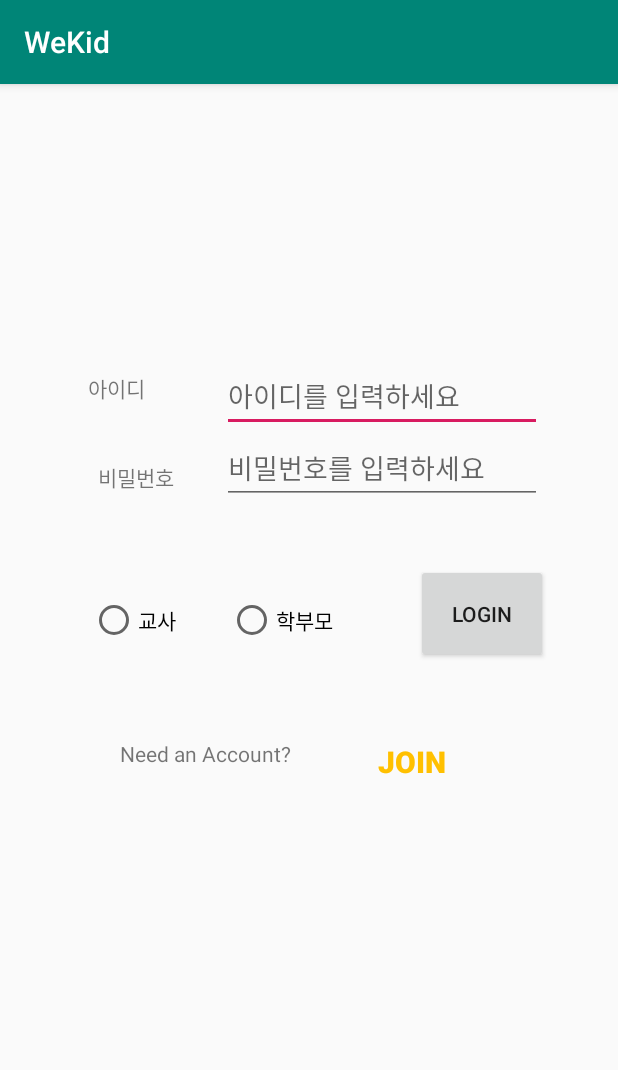
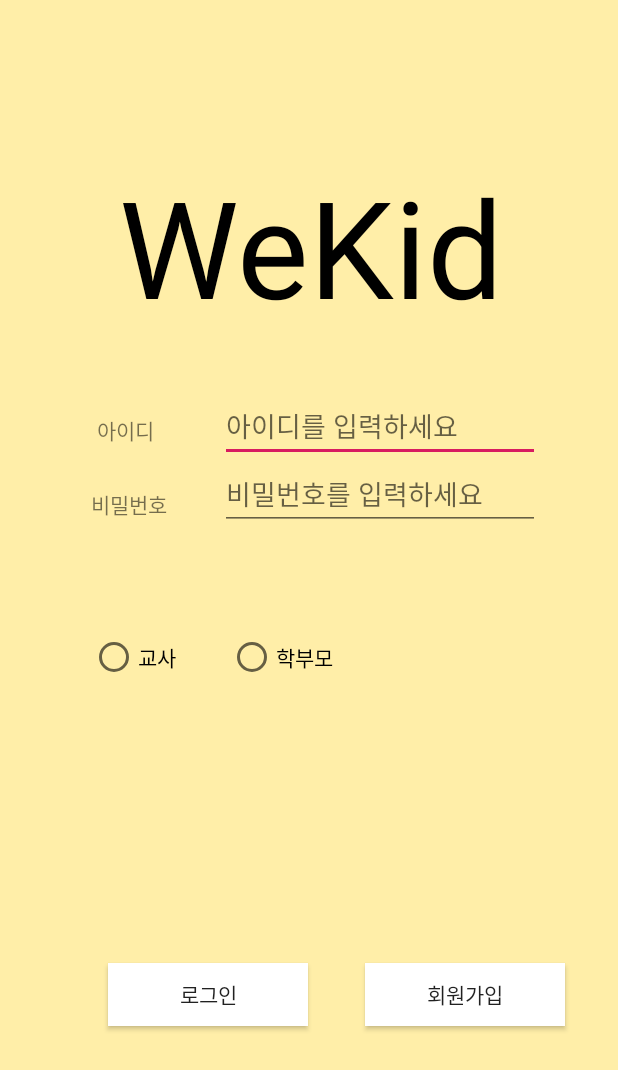
Before and after one commit to baeseungyeon/WeKidAppProject, an Android app: the screen it shows after launch (MainActivity), on a phone screen of 412 x 824 dp. Shown: the top 1070 px of the screen. Run offline under Robolectric (Android 15) with nearby library versions, the phone set to English and light mode, and no system bars.

```diff
--- a/app/build.gradle
+++ b/app/build.gradle
@@ -35,7 +35,7 @@ dependencies {
     }
     implementation 'com.google.firebase:firebase-core:16.0.8'
     implementation 'com.google.firebase:firebase-database:16.1.0'
-    implementation'com.google.firebase:firebase-auth:16.1.0'
+    implementation 'com.google.firebase:firebase-auth:16.1.0'
     testImplementation 'junit:junit:4.12'
     androidTestImplementation 'com.android.support.test:runner:1.0.2'
     androidTestImplementation 'com.android.support.test.espresso:espresso-core:3.0.2'
--- a/app/src/main/AndroidManifest.xml
+++ b/app/src/main/AndroidManifest.xml
@@ -12,9 +12,9 @@
         android:supportsRtl="true"
         android:theme="@style/AppTheme"
         android:usesCleartextTraffic="true">
-        <activity android:name=".StartActivity"></activity>
-        <activity android:name=".ChatDTO" />
-        <activity android:name=".ChatActivity" />
+        <activity android:name=".ChatRoomActivity"/>
+        <activity android:name=".ChatListActivity" />
+        <activity android:name=".StartActivity" />
         <activity android:name=".BusActivity" />
         <activity android:name=".ParentsHomeActivity" />
         <activity android:name=".TeacherHomeActivity" />
--- a/app/src/main/java/com/example/wekid/ChatDTO.java
+++ b/app/src/main/java/com/example/wekid/ChatDTO.java
@@ -9,6 +9,7 @@ public class ChatDTO {
     private String message;
 
     public ChatDTO() {}
+
     public ChatDTO(String userName, String message) {
         this.userName = userName;
         this.message = message;
--- a/app/src/main/java/com/example/wekid/ChatActivity.java
+++ b/app/src/main/java/com/example/wekid/ChatRoomActivity.java
@@ -16,7 +16,7 @@ import com.google.firebase.database.DatabaseError;
 import com.google.firebase.database.DatabaseReference;
 import com.google.firebase.database.FirebaseDatabase;
 
-public class ChatActivity extends AppCompatActivity {
+public class ChatRoomActivity extends AppCompatActivity {
 
     private String CHAT_NAME;
     private String USER_NAME;
@@ -31,7 +31,7 @@ public class ChatActivity extends AppCompatActivity {
     @Override
     protected void onCreate(Bundle savedInstanceState) {
         super.onCreate(savedInstanceState);
-        setContentView(R.layout.activity_chat);
+        setContentView(R.layout.activity_chat_room);
 
         // 위젯 ID 참조
         chat_view = (ListView) findViewById(R.id.chat_view);
--- a/app/src/main/java/com/example/wekid/StartActivity.java
+++ b/app/src/main/java/com/example/wekid/StartActivity.java
@@ -41,7 +41,7 @@ public class StartActivity extends AppCompatActivity {
                 if (user_edit.getText().toString().equals("") || user_chat.getText().toString().equals(""))
                     return;
 
-                Intent intent = new Intent(StartActivity.this, ChatActivity.class);
+                Intent intent = new Intent(StartActivity.this, ChatRoomActivity.class);
                 intent.putExtra("chatName", user_chat.getText().toString());
                 intent.putExtra("userName", user_edit.getText().toString());
                 startActivity(intent);
--- a/app/src/main/res/layout/activity_chat.xml
+++ b/app/src/main/res/layout/activity_chat_room.xml
@@ -4,7 +4,7 @@
     xmlns:tools="http://schemas.android.com/tools"
     android:layout_width="match_parent"
     android:layout_height="match_parent"
-    tools:context="com.example.wekid.ChatActivity">
+    tools:context="com.example.wekid.ChatRoomActivity">
 
 
     <LinearLayout
--- a/app/src/main/res/layout/activity_main.xml
+++ b/app/src/main/res/layout/activity_main.xml
@@ -4,32 +4,39 @@
     xmlns:tools="http://schemas.android.com/tools"
     android:layout_width="match_parent"
     android:layout_height="match_parent"
+    android:background="#FFEEA8"
     tools:context=".MainActivity">
 
     <EditText
         android:id="@+id/inputId"
         android:layout_width="wrap_content"
         android:layout_height="wrap_content"
-        android:layout_marginTop="184dp"
-        android:layout_marginEnd="4dp"
-        android:layout_marginRight="4dp"
+        android:layout_marginTop="48dp"
+        android:layout_marginEnd="52dp"
+        android:layout_marginRight="52dp"
+        android:layout_marginBottom="45dp"
         android:ems="10"
         android:hint="아이디를 입력하세요"
         android:inputType="textPersonName"
-        app:layout_constraintEnd_toEndOf="@+id/loginBtn"
-        app:layout_constraintTop_toTopOf="parent" />
+        app:layout_constraintBottom_toBottomOf="@+id/inputPwd"
+        app:layout_constraintEnd_toEndOf="parent"
+        app:layout_constraintTop_toBottomOf="@+id/logoTxt" />
 
     <EditText
         android:id="@+id/inputPwd"
         android:layout_width="wrap_content"
         android:layout_height="wrap_content"
-        android:layout_marginEnd="4dp"
-        android:layout_marginRight="4dp"
+        android:layout_marginStart="35dp"
+        android:layout_marginLeft="35dp"
+        android:layout_marginTop="93dp"
+        android:layout_marginEnd="52dp"
+        android:layout_marginRight="52dp"
         android:ems="10"
         android:hint="비밀번호를 입력하세요"
         android:inputType="textPassword"
-        app:layout_constraintEnd_toEndOf="@+id/loginBtn"
-        app:layout_constraintTop_toBottomOf="@+id/inputId" />
+        app:layout_constraintEnd_toEndOf="parent"
+        app:layout_constraintStart_toEndOf="@+id/pwdTxt"
+        app:layout_constraintTop_toBottomOf="@+id/logoTxt" />
 
     <TextView
         android:id="@+id/idTxt"
@@ -37,65 +44,65 @@
         android:layout_height="wrap_content"
         android:layout_marginStart="8dp"
         android:layout_marginLeft="8dp"
-        android:layout_marginTop="192dp"
-        android:layout_marginEnd="49dp"
-        android:layout_marginRight="49dp"
+        android:layout_marginTop="64dp"
+        android:layout_marginEnd="44dp"
+        android:layout_marginRight="44dp"
         android:text="아이디"
         app:layout_constraintEnd_toStartOf="@+id/inputId"
-        app:layout_constraintHorizontal_bias="0.961"
+        app:layout_constraintHorizontal_bias="1.0"
         app:layout_constraintStart_toStartOf="parent"
-        app:layout_constraintTop_toTopOf="parent" />
+        app:layout_constraintTop_toBottomOf="@+id/logoTxt" />
 
     <TextView
         android:id="@+id/pwdTxt"
         android:layout_width="wrap_content"
         android:layout_height="wrap_content"
-        android:layout_marginTop="35dp"
-        android:layout_marginEnd="32dp"
-        android:layout_marginRight="32dp"
-        android:layout_marginBottom="62dp"
+        android:layout_marginStart="8dp"
+        android:layout_marginLeft="8dp"
+        android:layout_marginTop="28dp"
+        android:layout_marginEnd="35dp"
+        android:layout_marginRight="35dp"
         android:text="비밀번호"
-        app:layout_constraintBottom_toTopOf="@+id/userTypeGroup"
-        app:layout_constraintEnd_toStartOf="@+id/inputPwd"
-        app:layout_constraintTop_toBottomOf="@+id/idTxt"
-        app:layout_constraintVertical_bias="0.666" />
+        app:layout_constraintEnd_toStartOf="@+id/inputId"
+        app:layout_constraintHorizontal_bias="1.0"
+        app:layout_constraintStart_toStartOf="parent"
+        app:layout_constraintTop_toBottomOf="@+id/idTxt" />
 
     <Button
         android:id="@+id/loginBtn"
-        android:layout_width="wrap_content"
-        android:layout_height="66dp"
-        android:layout_marginStart="24dp"
-        android:layout_marginLeft="24dp"
-        android:layout_marginTop="325dp"
-        android:layout_marginBottom="50dp"
-        android:text="LOGIN"
-        app:layout_constraintBottom_toTopOf="@+id/joinBtn"
-        app:layout_constraintStart_toEndOf="@+id/userTypeGroup"
-        app:layout_constraintTop_toTopOf="parent"
-        app:layout_constraintVertical_bias="1.0" />
+        android:layout_width="133dp"
+        android:layout_height="42dp"
+        android:layout_marginStart="72dp"
+        android:layout_marginLeft="72dp"
+        android:layout_marginBottom="140dp"
+        android:background="#FFFFFF"
+        android:text="로그인"
+        app:layout_constraintBottom_toBottomOf="parent"
+        app:layout_constraintStart_toStartOf="parent" />
 
     <Button
         android:id="@+id/joinBtn"
-        android:layout_width="73dp"
-        android:layout_height="32dp"
-        android:layout_marginStart="40dp"
-        android:layout_marginLeft="40dp"
-        android:layout_marginTop="156dp"
-        android:background="#00ff0000"
-        android:text="JOIN"
-        android:textColor="#ffc000"
-        android:textSize="20dp"
-        android:textStyle="bold"
-        app:layout_constraintStart_toEndOf="@+id/joinTxt"
-        app:layout_constraintTop_toBottomOf="@+id/inputPwd" />
+        android:layout_width="133dp"
+        android:layout_height="42dp"
+        android:layout_marginStart="38dp"
+        android:layout_marginLeft="38dp"
+        android:layout_marginEnd="8dp"
+        android:layout_marginRight="8dp"
+        android:layout_marginBottom="140dp"
+        android:background="#FFFFFF"
+        android:text="회원가입"
+        app:layout_constraintBottom_toBottomOf="parent"
+        app:layout_constraintEnd_toEndOf="parent"
+        app:layout_constraintHorizontal_bias="0.0"
+        app:layout_constraintStart_toEndOf="@+id/loginBtn" />
 
     <RadioGroup
         android:id="@+id/userTypeGroup"
-        android:layout_width="wrap_content"
-        android:layout_height="43dp"
+        android:layout_width="196dp"
+        android:layout_height="49dp"
         android:layout_marginStart="60dp"
         android:layout_marginLeft="60dp"
-        android:layout_marginTop="56dp"
+        android:layout_marginTop="60dp"
         android:layout_marginEnd="8dp"
         android:layout_marginRight="8dp"
         android:orientation="horizontal"
@@ -114,7 +121,7 @@
 
         <RadioButton
             android:id="@+id/parentsBtn"
-            android:layout_width="101dp"
+            android:layout_width="104dp"
             android:layout_height="match_parent"
             android:text="학부모"
             tools:layout_editor_absoluteX="151dp"
@@ -122,15 +129,24 @@
     </RadioGroup>
 
     <TextView
-        android:id="@+id/joinTxt"
-        android:layout_width="118dp"
-        android:layout_height="21dp"
-        android:layout_marginStart="80dp"
-        android:layout_marginLeft="80dp"
-        android:layout_marginTop="164dp"
-        android:text="Need an Account?"
+        android:id="@+id/logoTxt"
+        android:layout_width="271dp"
+        android:layout_height="108dp"
+        android:layout_marginStart="8dp"
+        android:layout_marginLeft="8dp"
+        android:layout_marginTop="104dp"
+        android:layout_marginEnd="8dp"
+        android:layout_marginRight="8dp"
+        android:layout_marginBottom="8dp"
+        android:text="WeKid"
+        android:textColor="#000000"
+        android:textSize="90dp"
+        app:layout_constraintBottom_toBottomOf="parent"
+        app:layout_constraintEnd_toEndOf="parent"
+        app:layout_constraintHorizontal_bias="0.572"
         app:layout_constraintStart_toStartOf="parent"
-        app:layout_constraintTop_toBottomOf="@+id/pwdTxt" />
+        app:layout_constraintTop_toTopOf="parent"
+        app:layout_constraintVertical_bias="0.0" />
 
     <!--
     <RadioGroup android:layout_width="fill_parent"
--- a/app/src/main/res/values/styles.xml
+++ b/app/src/main/res/values/styles.xml
@@ -6,6 +6,9 @@
         <item name="colorPrimary">@color/colorPrimary</item>
         <item name="colorPrimaryDark">@color/colorPrimaryDark</item>
         <item name="colorAccent">@color/colorAccent</item>
+        <!-- No Title Bar-->
+        <item name="windowActionBar">false</item>
+        <item name="windowNoTitle">true</item>
     </style>
 
 </resources>
```
Also changed, not shown: app/src/main/java/com/example/wekid/ChatListActivity.java (added, +67 -0 lines), app/src/main/java/com/example/wekid/ChatListAdapter.java (added, +72 -0 lines), app/src/main/java/com/example/wekid/JoinActivity.java (+4 -3 lines), app/src/main/java/com/example/wekid/KidsDTO.java (+47 -1 lines), app/src/main/java/com/example/wekid/KidsItem.java (added, +33 -0 lines), app/src/main/java/com/example/wekid/MainActivity.java (+27 -0 lines), app/src/main/java/com/example/wekid/TeacherDTO.java (+42 -1 lines), app/src/main/java/com/example/wekid/TeacherHomeActivity.java (+46 -26 lines), app/src/main/java/com/example/wekid/parentsHomeActivity.java (+7 -7 lines), app/src/main/res/layout/activity_chat_list.xml (added, +13 -0 lines), app/src/main/res/layout/chat_list_custom.xml (added, +34 -0 lines).
